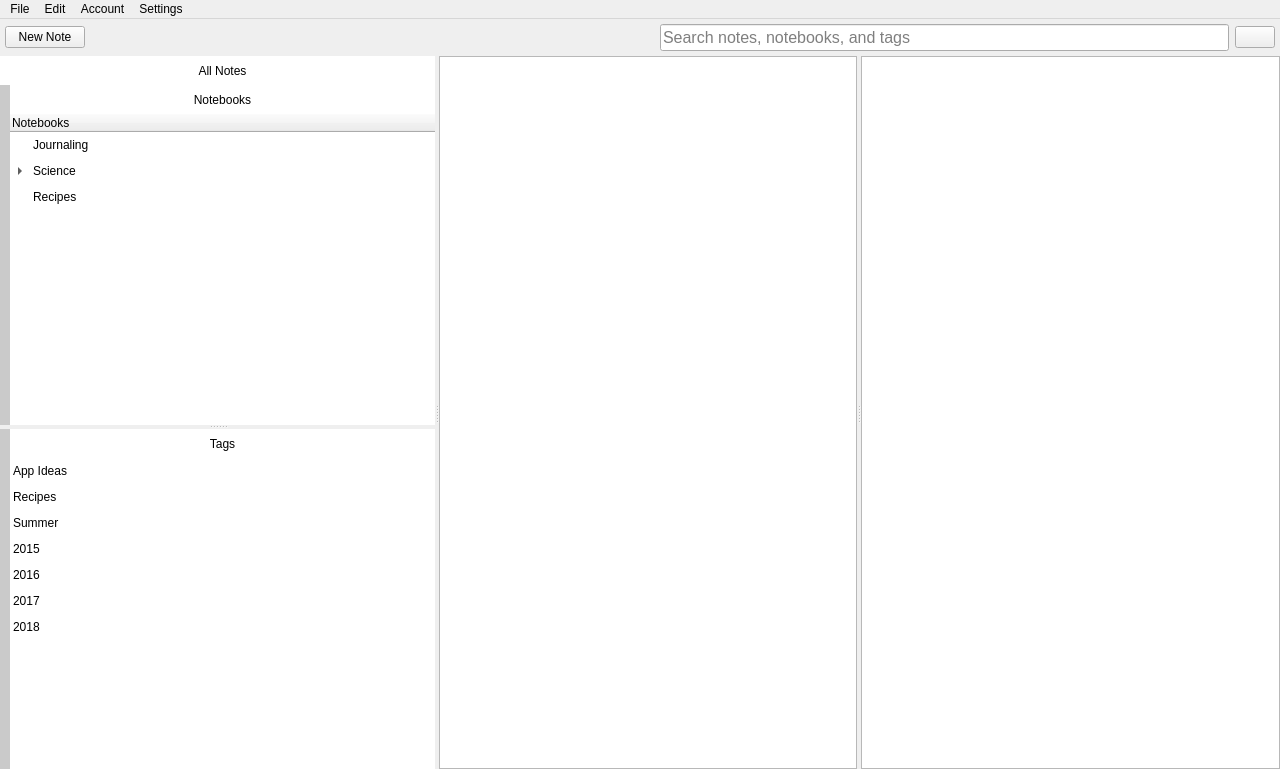
This is mainwindow.ui in Open-App-Library/Vibrato-Notes-Desktop as Qt 5 draws it before an edit. The edited form follows.
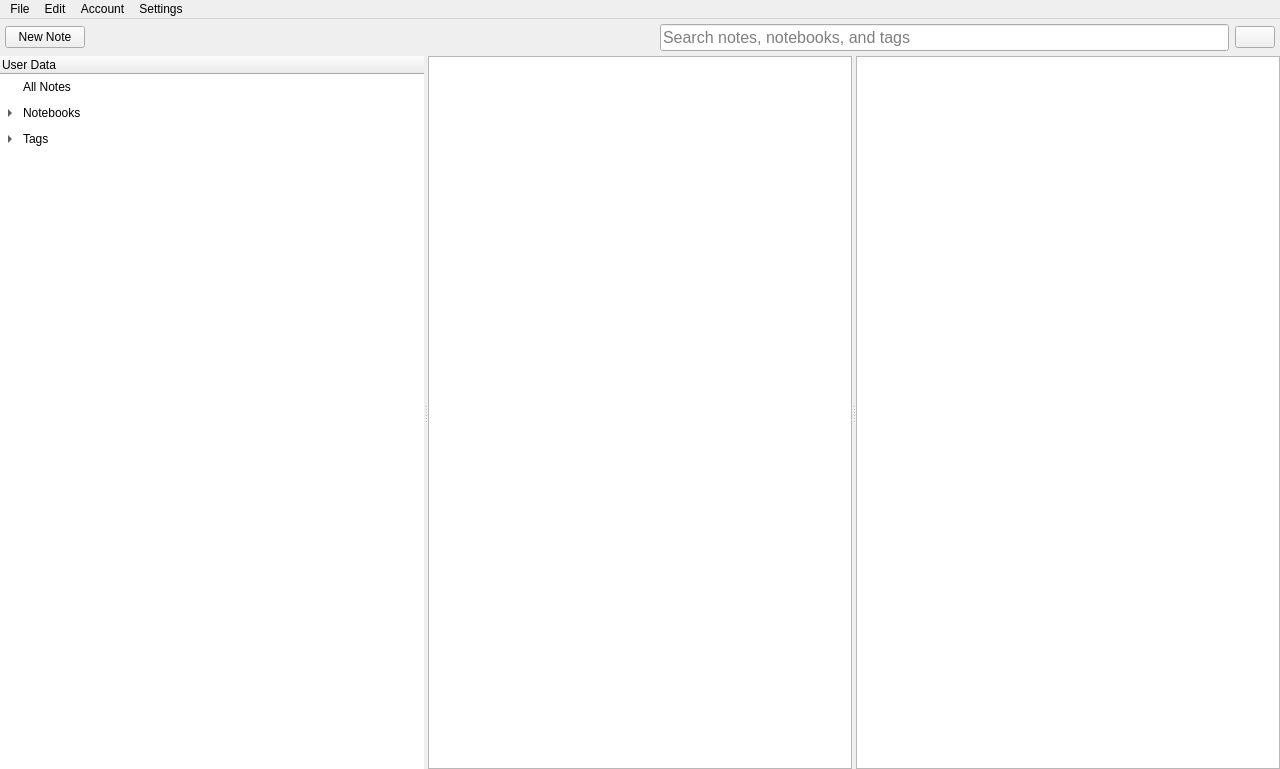
This is the edited form. Icons and pictures are not drawn.

Commit message: simplify tree

Diff of the .ui file:
```diff
--- a/mainwindow.ui
+++ b/mainwindow.ui
@@ -178,7 +178,7 @@
            <string notr="true">.QFrame {
 	border: 0;
 }
-QTreeView, QListView, QToolButton {
+QTreeView, QListView, QToolButton, #notebookFrame, #tagFrame {
 	background-color: palette(light);
 }
 QToolButton {
@@ -189,7 +189,14 @@
 	background-color: #6D6D6D;
 }
 #notebookFrame, #tagFrame {
-	border-left: 10px solid palette(midlight) !important;
+}
+
+QTreeWidget::item {
+    padding: 6 0;
+}
+QTreeWidget {
+	border: 0 !important;
+	margin: 0;
 }</string>
           </property>
           <layout class="QVBoxLayout" name="sidebar">
@@ -209,284 +216,89 @@
             <number>0</number>
            </property>
            <item>
-            <widget class="QFrame" name="topSidebarFrame">
-             <property name="minimumSize">
-              <size>
-               <width>0</width>
-               <height>0</height>
-              </size>
+            <widget class="QTreeWidget" name="TheTree">
+             <property name="sizePolicy">
+              <sizepolicy hsizetype="Expanding" vsizetype="MinimumExpanding">
+               <horstretch>0</horstretch>
+               <verstretch>0</verstretch>
+              </sizepolicy>
              </property>
-             <property name="font">
-              <font>
-               <weight>50</weight>
-               <bold>false</bold>
-              </font>
+             <property name="cursor" stdset="0">
+              <cursorShape>ArrowCursor</cursorShape>
              </property>
              <property name="styleSheet">
               <string notr="true"/>
              </property>
-             <property name="frameShape">
-              <enum>QFrame::StyledPanel</enum>
-             </property>
-             <property name="frameShadow">
-              <enum>QFrame::Raised</enum>
-             </property>
-             <layout class="QVBoxLayout" name="verticalLayout_6">
-              <property name="leftMargin">
-               <number>0</number>
+             <column>
+              <property name="text">
+               <string>User Data</string>
               </property>
-              <property name="topMargin">
-               <number>0</number>
+             </column>
+             <item>
+              <property name="text">
+               <string>All Notes</string>
               </property>
-              <property name="rightMargin">
-               <number>0</number>
+             </item>
+             <item>
+              <property name="text">
+               <string>Notebooks</string>
               </property>
-              <property name="bottomMargin">
-               <number>0</number>
-              </property>
               <item>
-               <widget class="QToolButton" name="allNotesButton">
-                <property name="sizePolicy">
-                 <sizepolicy hsizetype="MinimumExpanding" vsizetype="Fixed">
-                  <horstretch>0</horstretch>
-                  <verstretch>0</verstretch>
-                 </sizepolicy>
-                </property>
-                <property name="cursor">
-                 <cursorShape>ArrowCursor</cursorShape>
-                </property>
-                <property name="styleSheet">
-                 <string notr="true">padding-left: 10px;</string>
-                </property>
+               <property name="text">
+                <string>Journaling</string>
+               </property>
+              </item>
+              <item>
+               <property name="text">
+                <string>Recipes</string>
+               </property>
+              </item>
+              <item>
+               <property name="text">
+                <string>New Subitem</string>
+               </property>
+              </item>
+              <item>
+               <property name="text">
+                <string>Science</string>
+               </property>
+               <item>
                 <property name="text">
-                 <string>All Notes</string>
+                 <string>Solar research</string>
                 </property>
-                <property name="icon">
-                 <iconset theme="folder-symbolic" resource="breeze-icons.qrc">
-                  <normaloff>:/folder-symbolic</normaloff>:/folder-symbolic</iconset>
-                </property>
-                <property name="toolButtonStyle">
-                 <enum>Qt::ToolButtonTextBesideIcon</enum>
-                </property>
-                <property name="arrowType">
-                 <enum>Qt::NoArrow</enum>
-                </property>
-               </widget>
-              </item>
-             </layout>
-            </widget>
-           </item>
-           <item>
-            <widget class="QSplitter" name="sidebarSplitter">
-             <property name="orientation">
-              <enum>Qt::Vertical</enum>
-             </property>
-             <widget class="QFrame" name="notebookFrame">
-              <property name="styleSheet">
-               <string notr="true"/>
-              </property>
-              <property name="frameShape">
-               <enum>QFrame::StyledPanel</enum>
-              </property>
-              <property name="frameShadow">
-               <enum>QFrame::Raised</enum>
-              </property>
-              <layout class="QVBoxLayout" name="verticalLayout_3">
-               <property name="spacing">
-                <number>0</number>
-               </property>
-               <property name="leftMargin">
-                <number>0</number>
-               </property>
-               <property name="topMargin">
-                <number>0</number>
-               </property>
-               <property name="rightMargin">
-                <number>0</number>
-               </property>
-               <property name="bottomMargin">
-                <number>0</number>
-               </property>
-               <item>
-                <widget class="QToolButton" name="notebooksButton">
-                 <property name="sizePolicy">
-                  <sizepolicy hsizetype="MinimumExpanding" vsizetype="Fixed">
-                   <horstretch>0</horstretch>
-                   <verstretch>0</verstretch>
-                  </sizepolicy>
-                 </property>
-                 <property name="cursor">
-                  <cursorShape>ArrowCursor</cursorShape>
-                 </property>
-                 <property name="styleSheet">
-                  <string notr="true"/>
-                 </property>
+                <item>
                  <property name="text">
-                  <string>Notebooks</string>
+                  <string>Solar panel pricing over time</string>
                  </property>
-                 <property name="icon">
-                  <iconset theme="folder-symbolic" resource="breeze-icons.qrc">
-                   <normaloff>:/folder-symbolic</normaloff>:/folder-symbolic</iconset>
-                 </property>
-                 <property name="toolButtonStyle">
-                  <enum>Qt::ToolButtonTextBesideIcon</enum>
-                 </property>
-                 <property name="arrowType">
-                  <enum>Qt::NoArrow</enum>
-                 </property>
-                </widget>
+                </item>
                </item>
-               <item>
-                <widget class="QTreeWidget" name="notebookTreeWidget">
-                 <property name="cursor" stdset="0">
-                  <cursorShape>ArrowCursor</cursorShape>
-                 </property>
-                 <property name="styleSheet">
-                  <string notr="true">QTreeWidget::item {
-    padding: 6 0;
-}
-QTreeWidget {
-	border: 0 !important;
-	margin: 0;
-}
-
-</string>
-                 </property>
-                 <column>
-                  <property name="text">
-                   <string>Notebooks</string>
-                  </property>
-                 </column>
-                 <item>
-                  <property name="text">
-                   <string>Journaling</string>
-                  </property>
-                 </item>
-                 <item>
-                  <property name="text">
-                   <string>Science</string>
-                  </property>
-                  <item>
-                   <property name="text">
-                    <string>Solar research</string>
-                   </property>
-                   <item>
-                    <property name="text">
-                     <string>Solar panel pricing over time</string>
-                    </property>
-                   </item>
-                  </item>
-                 </item>
-                 <item>
-                  <property name="text">
-                   <string>Recipes</string>
-                  </property>
-                 </item>
-                </widget>
-               </item>
-              </layout>
-             </widget>
-             <widget class="QFrame" name="tagFrame">
-              <property name="frameShape">
-               <enum>QFrame::StyledPanel</enum>
+              </item>
+             </item>
+             <item>
+              <property name="text">
+               <string>Tags</string>
               </property>
-              <property name="frameShadow">
-               <enum>QFrame::Raised</enum>
-              </property>
-              <layout class="QVBoxLayout" name="verticalLayout_4">
-               <property name="spacing">
-                <number>0</number>
+              <item>
+               <property name="text">
+                <string>2015</string>
                </property>
-               <property name="leftMargin">
-                <number>0</number>
+              </item>
+              <item>
+               <property name="text">
+                <string>2016</string>
                </property>
-               <property name="topMargin">
-                <number>0</number>
+              </item>
+              <item>
+               <property name="text">
+                <string>2017</string>
                </property>
-               <property name="rightMargin">
-                <number>0</number>
+              </item>
+              <item>
+               <property name="text">
+                <string>2018</string>
                </property>
-               <property name="bottomMargin">
-                <number>0</number>
-               </property>
-               <item>
-                <widget class="QToolButton" name="notebooksButton_2">
-                 <property name="sizePolicy">
-                  <sizepolicy hsizetype="MinimumExpanding" vsizetype="Fixed">
-                   <horstretch>0</horstretch>
-                   <verstretch>0</verstretch>
-                  </sizepolicy>
-                 </property>
-                 <property name="cursor">
-                  <cursorShape>ArrowCursor</cursorShape>
-                 </property>
-                 <property name="styleSheet">
-                  <string notr="true"/>
-                 </property>
-                 <property name="text">
-                  <string>Tags</string>
-                 </property>
-                 <property name="icon">
-                  <iconset theme="folder-symbolic" resource="breeze-icons.qrc">
-                   <normaloff>:/folder-symbolic</normaloff>:/folder-symbolic</iconset>
-                 </property>
-                 <property name="toolButtonStyle">
-                  <enum>Qt::ToolButtonTextBesideIcon</enum>
-                 </property>
-                 <property name="arrowType">
-                  <enum>Qt::NoArrow</enum>
-                 </property>
-                </widget>
-               </item>
-               <item>
-                <widget class="QListWidget" name="testTree">
-                 <property name="styleSheet">
-                  <string notr="true">QListWidget::item {
-    padding: 6 0;
-}
-QListWidget {
-	border: 0px !important;
-}</string>
-                 </property>
-                 <item>
-                  <property name="text">
-                   <string>App Ideas</string>
-                  </property>
-                 </item>
-                 <item>
-                  <property name="text">
-                   <string>Recipes</string>
-                  </property>
-                 </item>
-                 <item>
-                  <property name="text">
-                   <string>Summer</string>
-                  </property>
-                 </item>
-                 <item>
-                  <property name="text">
-                   <string>2015</string>
-                  </property>
-                 </item>
-                 <item>
-                  <property name="text">
-                   <string>2016</string>
-                  </property>
-                 </item>
-                 <item>
-                  <property name="text">
-                   <string>2017</string>
-                  </property>
-                 </item>
-                 <item>
-                  <property name="text">
-                   <string>2018</string>
-                  </property>
-                 </item>
-                </widget>
-               </item>
-              </layout>
-             </widget>
+              </item>
+             </item>
             </widget>
            </item>
           </layout>
```
The commit also changes 1 other file.
